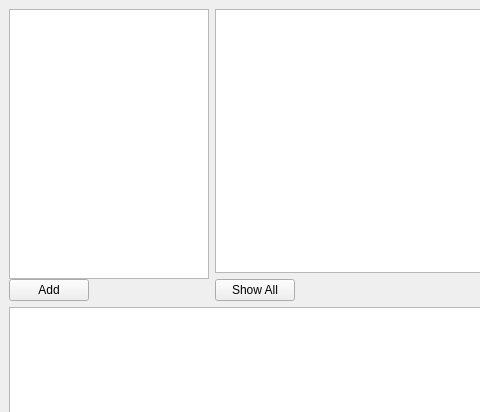
This is mainwindow.ui in eloranta/VibeFood as Qt 5 draws it before an edit; both pictures show x 0 to 480 and y 0 to 412 of the 800 by 630 pixel window. The edited form follows.
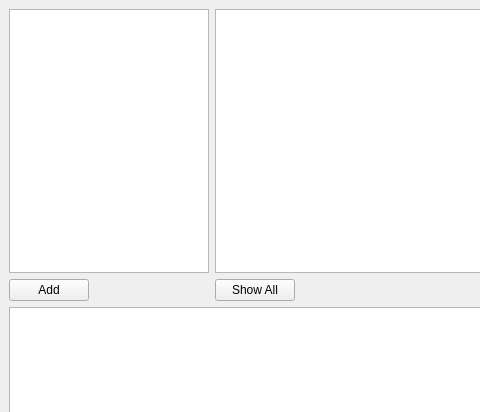
This is the edited form.

Commit message: chang layout margin

```diff
--- a/mainwindow.ui
+++ b/mainwindow.ui
@@ -49,6 +49,9 @@
          </property>
          <item row="0" column="0">
           <layout class="QVBoxLayout" name="verticalLayout">
+           <property name="spacing">
+            <number>6</number>
+           </property>
            <item>
             <widget class="QTableView" name="foodView">
              <attribute name="horizontalHeaderStretchLastSection">
```
